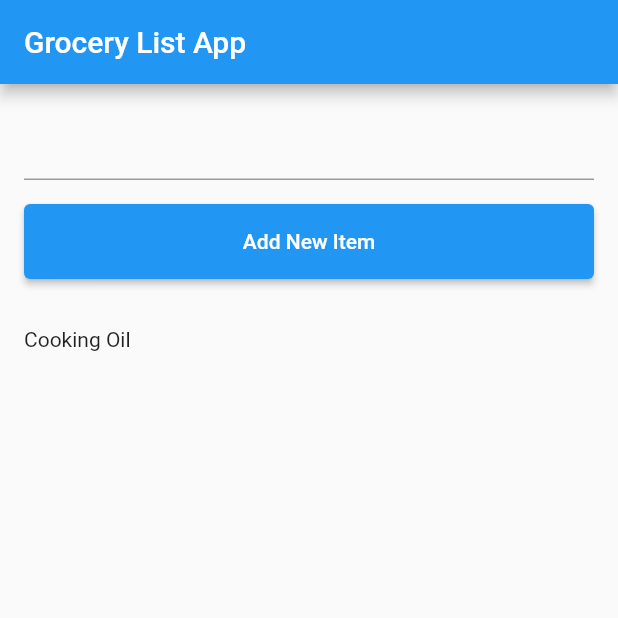
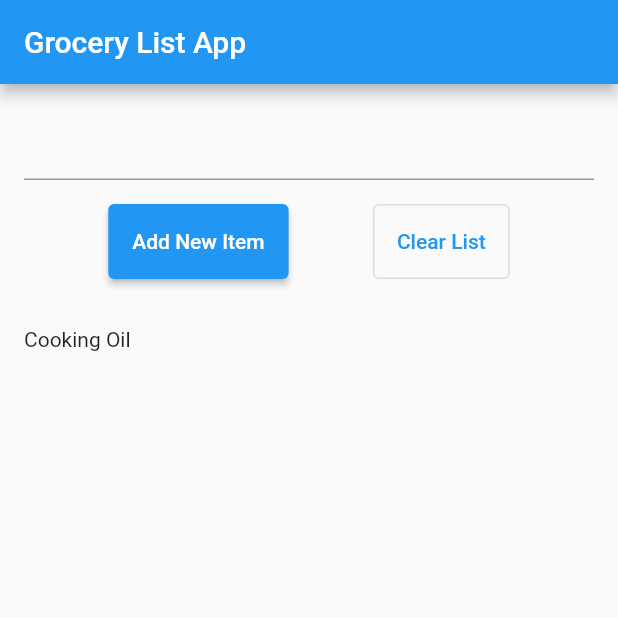
Before and after one commit to mijiga/Google-IO, a Flutter app: the screen it shows after launch, on a phone screen of 412 x 824 dp, the top half of it. Run offline on Flutter 3.47's test engine with Material 2 defaults, Android fonts, the phone set to English and light mode, and no system bars.

Commit message:
added clear list

```diff
--- a/lib/main.dart
+++ b/lib/main.dart
@@ -50,17 +50,35 @@ class _MyHomePageState extends State<MyHomePage> {
           //Grocery
           Container(
             margin: const EdgeInsets.symmetric(horizontal: 16, vertical: 16),
-            width: MediaQuery.of(context).size.width,
+            height: 50,
+            child: Row(
+              mainAxisAlignment: MainAxisAlignment.spaceEvenly,
+              children: [
+                SizedBox(
                   height: 50,
                   child: ElevatedButton(onPressed: (){
-              setState(() {
                     String newGrocery = _inputController.text.toString();
 
                     if(newGrocery.isNotEmpty) {
                       groceries.add(newGrocery);
                     }
+
+                    _inputController.clear();
+                    setState(() {
+
                     });
                   }, child: const Text("Add New Item"),),
+                ),
+                SizedBox(
+                  height: 50,
+                  child: OutlinedButton(onPressed: (){
+                    setState(() {
+                      groceries.clear();
+                    });
+                  }, child: const Text("Clear List"),),
+                ),
+              ],
+            ),
           ),
           //ListOfGroceries
           Expanded(
```
Lines whose indentation alone changed are shown as unchanged.
